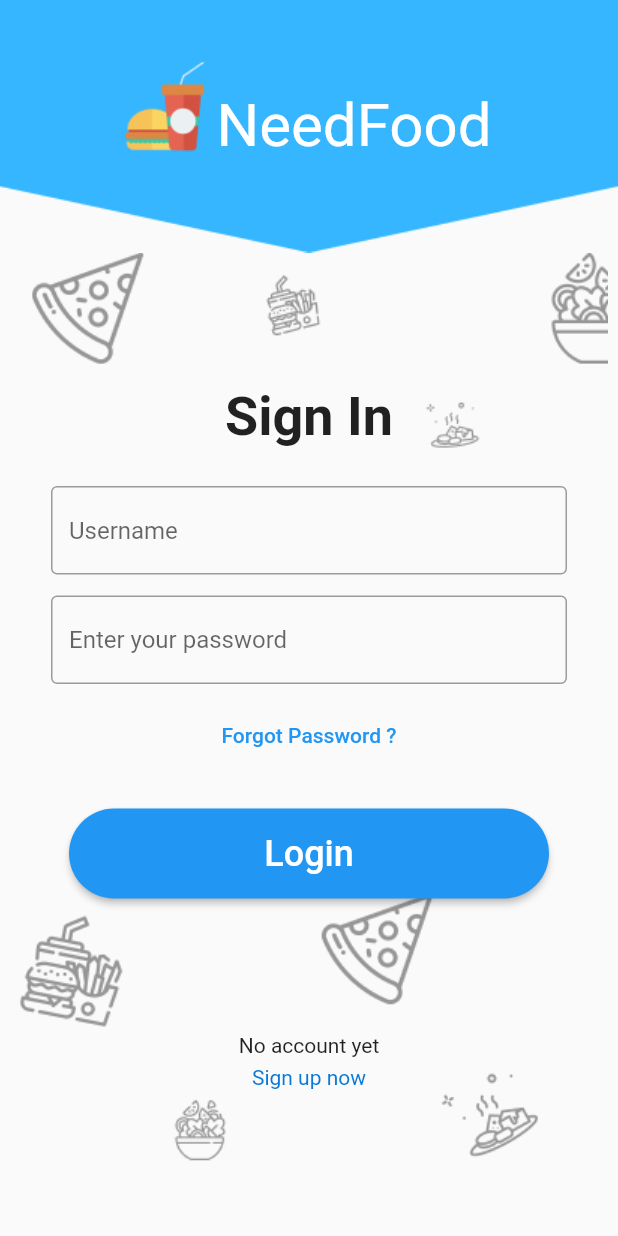
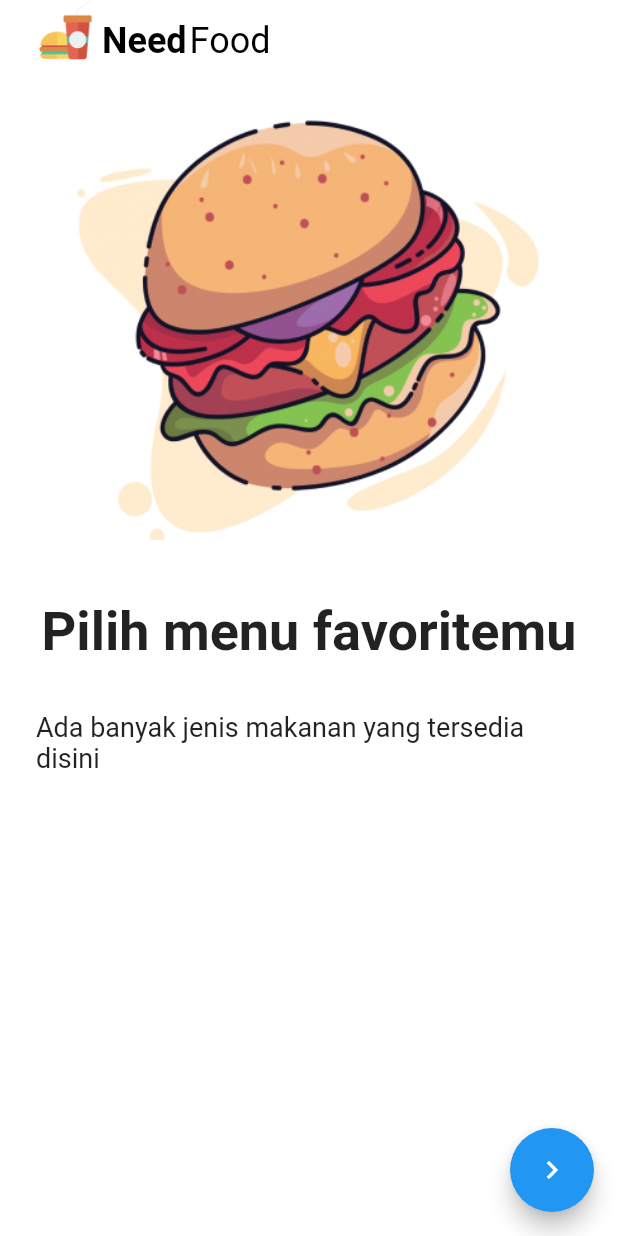
Before and after one commit to AsliddinToshtemirov/food_app, a Flutter app: the screen it shows after launch, on a phone screen of 412 x 824 dp. Run offline on Flutter 3.47's test engine with Material 2 defaults, Android fonts, the phone set to English and light mode, and no system bars; our stand-ins replace fancy_bottom_navigation.

Commit message:
food app

```diff
--- /dev/null
+++ b/lib/leading1.dart
@@ -0,0 +1,89 @@
+// ignore_for_file: prefer_const_literals_to_create_immutables
+
+import 'package:flutter/material.dart';
+import 'package:food_app/leading2.dart';
+
+class leading_first extends StatelessWidget {
+  const leading_first({Key? key}) : super(key: key);
+
+  @override
+  Widget build(BuildContext context) {
+    return Scaffold(
+      floatingActionButton: FloatingActionButton(
+        child: Icon(Icons.keyboard_arrow_right_sharp),
+        onPressed: () {
+          Navigator.push(
+            context,
+            MaterialPageRoute(builder: (context) => const Leading_two()),
+          );
+        },
+      ),
+      backgroundColor: const Color.fromARGB(255, 255, 255, 255),
+      body: Column(mainAxisAlignment: MainAxisAlignment.start, children: [
+        SafeArea(
+          child: SizedBox(
+            child: Row(
+              children: [
+                Container(
+                  padding: const EdgeInsets.fromLTRB(24, 0, 0, 20),
+                  child: Image.asset(
+                    "assets/images/burger.png",
+                    height: 40,
+                    width: 40,
+                  ),
+                ),
+                const Padding(
+                  padding: EdgeInsets.fromLTRB(4, 0, 2, 5),
+                  child: Text(
+                    "Need",
+                    style: TextStyle(
+                        fontSize: 24,
+                        fontWeight: FontWeight.w700,
+                        color: Colors.black),
+                  ),
+                ),
+                const Padding(
+                  padding: EdgeInsets.fromLTRB(0, 0, 0, 5),
+                  child: Text(
+                    "Food",
+                    style: TextStyle(fontSize: 24, color: Colors.black),
+                  ),
+                ),
+              ],
+            ),
+          ),
+        ),
+        Padding(
+          padding: const EdgeInsets.all(0),
+          child: Image.asset(
+            "assets/images/leading_one.png",
+            height: 300,
+          ),
+        ),
+        const SizedBox(
+          height: 40,
+        ),
+        Padding(
+          padding: const EdgeInsets.fromLTRB(24, 0, 24, 0),
+          child: Column(children: [
+            const Text(
+              "Pilih menu favoritemu",
+              style: TextStyle(fontSize: 36, fontWeight: FontWeight.bold),
+            )
+          ]),
+        ),
+        Padding(
+          padding: const EdgeInsets.fromLTRB(24, 32, 24, 0),
+          child: Column(children: [
+            const Text(
+              "Ada banyak jenis makanan yang tersedia disini",
+              style: const TextStyle(
+                fontSize: 18,
+              ),
+            )
+          ]),
+        )
+      ]),
+    );
+  }
+}
--- a/lib/main.dart
+++ b/lib/main.dart
@@ -1,4 +1,5 @@
 import 'package:flutter/material.dart';
+import 'package:food_app/leading1.dart';
 import 'login_page.dart';
 
 void main() {
@@ -11,6 +12,9 @@ class MyApp extends StatelessWidget {
   // This widget is the root of your application.
   @override
   Widget build(BuildContext context) {
-    return MaterialApp(home: LoginPage());
+    return MaterialApp(
+      home: leading_first(),
+      debugShowCheckedModeBanner: false,
+    );
   }
 }
```
Also changed, not shown: lib/leading2.dart (added, +88 -0 lines), lib/leading3.dart (added, +87 -0 lines), lib/login_page.dart (+9 -2 lines), assets/images/leading_one.png (added), assets/images/leading_tree.png (added), assets/images/leading_two.png (added).
